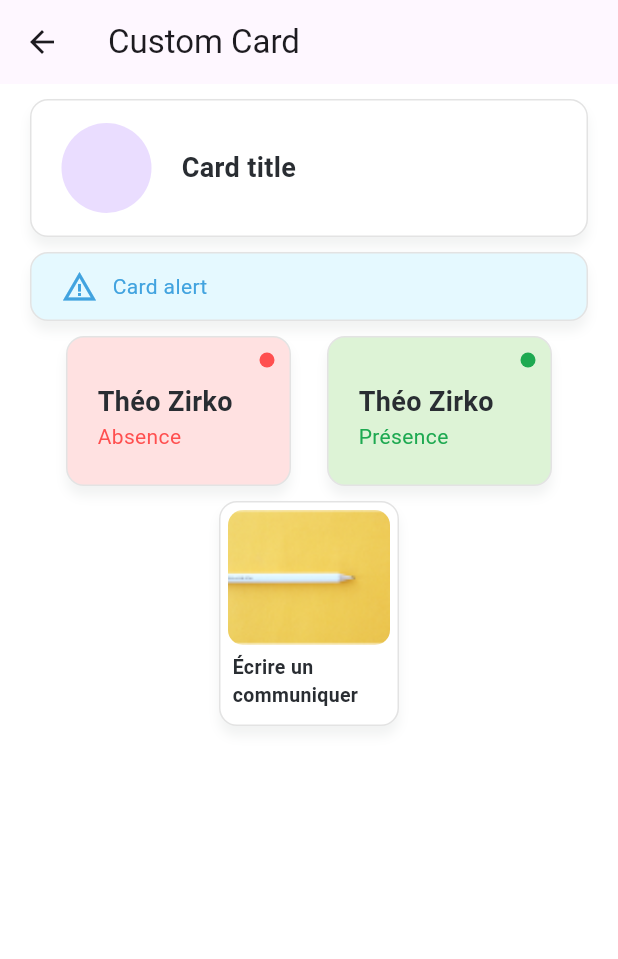
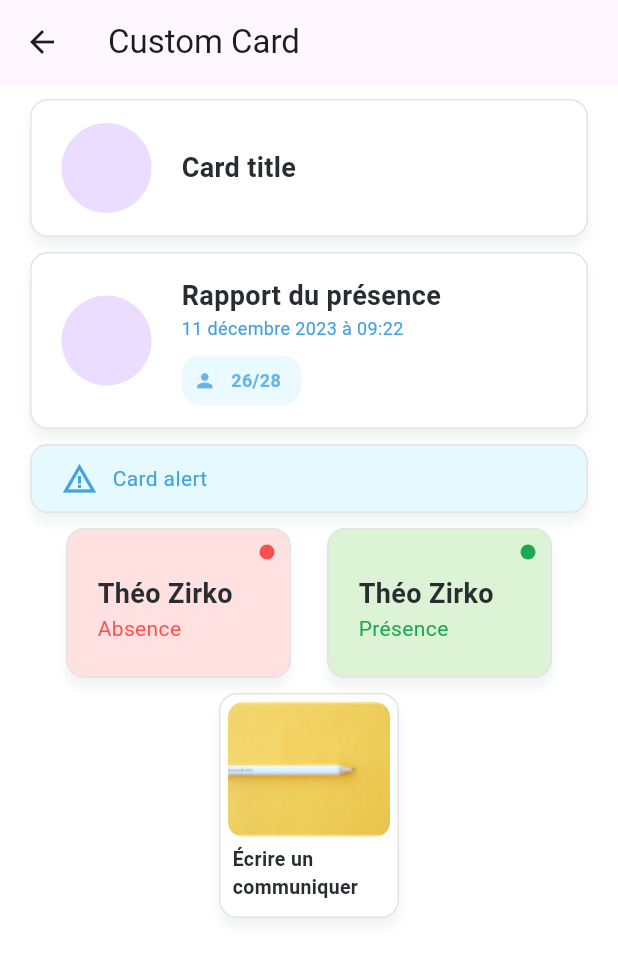
Before and after one commit to Edukever/schoolap-mobile-ui, a Flutter app: the CustomCard screen opened directly, on a phone screen of 412 x 824 dp. Shown: the top 959 px of the screen. Run offline on Flutter 3.47's test engine with Material 3 defaults, Android fonts, the phone set to English and light mode, and no system bars; our stand-ins replace dropdown_button2, equatable, flutter_form_builder; Roboto replaces fonts that are missing (Poppins).

Commit message:
Refactor custom_card.dart UI components and add new card features
- Refactored UI components in custom_card.dart to use const constructor where applicable.
- Added a new SchoolAppCardTile widget with a custom appearance.
- Added a new SchoolAppCardAlert with a warning type.
- Added a new SchoolapCardPresence widget for displaying presence information.
- Added a new SCardWithImage widget for writing a communication.

This commit improves code readability and adds new card features to the custom_card.dart file.

```diff
--- a/example/lib/fiels/custom_card.dart
+++ b/example/lib/fiels/custom_card.dart
@@ -9,22 +9,63 @@ class CustomCard extends StatelessWidget {
       appBar: AppBar(
         title: const Text("Custom Card"),
       ),
-      body: const SingleChildScrollView(
-        padding: EdgeInsets.symmetric(horizontal: 20),
+      body: SingleChildScrollView(
+        padding: const EdgeInsets.symmetric(horizontal: 20),
         child: Column(
           children: [
-            SizedBox(height: 10),
-            SchoolAppCardTile(
+            const SizedBox(height: 10),
+            const SchoolAppCardTile(
               constraints: BoxConstraints(maxWidth: double.infinity),
               title: "Card title",
             ),
-            SizedBox(height: 10),
-            SchoolAppCardAlert(
+            const SizedBox(height: 10),
+            SchoolAppCardTile(
+              constraints: const BoxConstraints(maxWidth: double.infinity),
+              title: 'Rapport du présence',
+              subtitle: '11 décembre 2023 à 09:22',
+              subtitleColor: const Color(0xFF41A3DF),
+              subWidget: Opacity(
+                opacity: 0.80,
+                child: Container(
+                  width: 80,
+                  padding: const EdgeInsets.all(8),
+                  margin: const EdgeInsets.only(top: 10),
+                  decoration: ShapeDecoration(
+                    color: const Color(0xFFE5F9FF),
+                    shape: RoundedRectangleBorder(
+                      borderRadius: BorderRadius.circular(12.37),
+                    ),
+                  ),
+                  child: const Row(
+                    children: [
+                      Icon(
+                        Icons.person,
+                        size: 15,
+                        color: Color(0xFF41A3DF),
+                      ),
+                      const SizedBox(width: 10),
+                      const Text(
+                        '26/28',
+                        textAlign: TextAlign.center,
+                        style: TextStyle(
+                          color: Color(0xFF41A3DF),
+                          fontSize: 12,
+                          fontFamily: 'Poppins',
+                          fontWeight: FontWeight.w600,
+                        ),
+                      ),
+                    ],
+                  ),
+                ),
+              ),
+            ),
+            const SizedBox(height: 10),
+            const SchoolAppCardAlert(
               type: SchoolAppCardAlertType.warning,
               title: "Card alert",
             ),
-            SizedBox(height: 10),
-            Row(
+            const SizedBox(height: 10),
+            const Row(
               mainAxisAlignment: MainAxisAlignment.spaceEvenly,
               children: [
                 SchoolapCardPresence(
@@ -37,8 +78,8 @@ class CustomCard extends StatelessWidget {
                 ),
               ],
             ),
-            SizedBox(height: 10),
-            SCardWithImage(
+            const SizedBox(height: 10),
+            const SCardWithImage(
                 label: "Écrire un communiquer",
                 imagePath: "assets/images/pen.png"),
           ],
```
